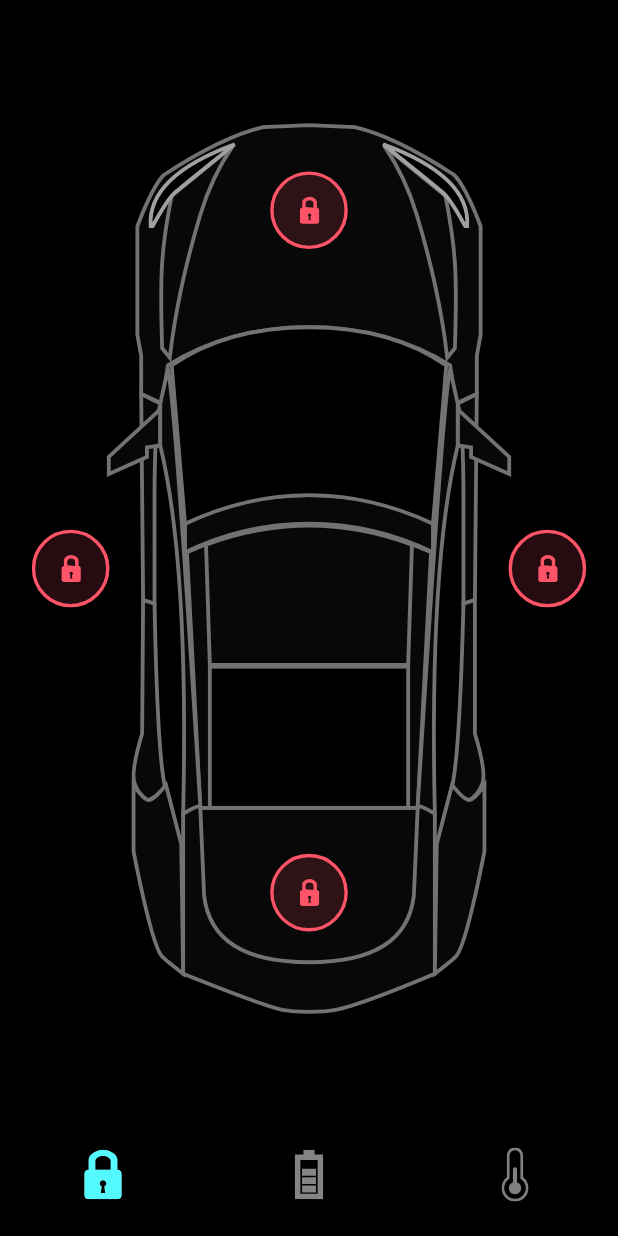
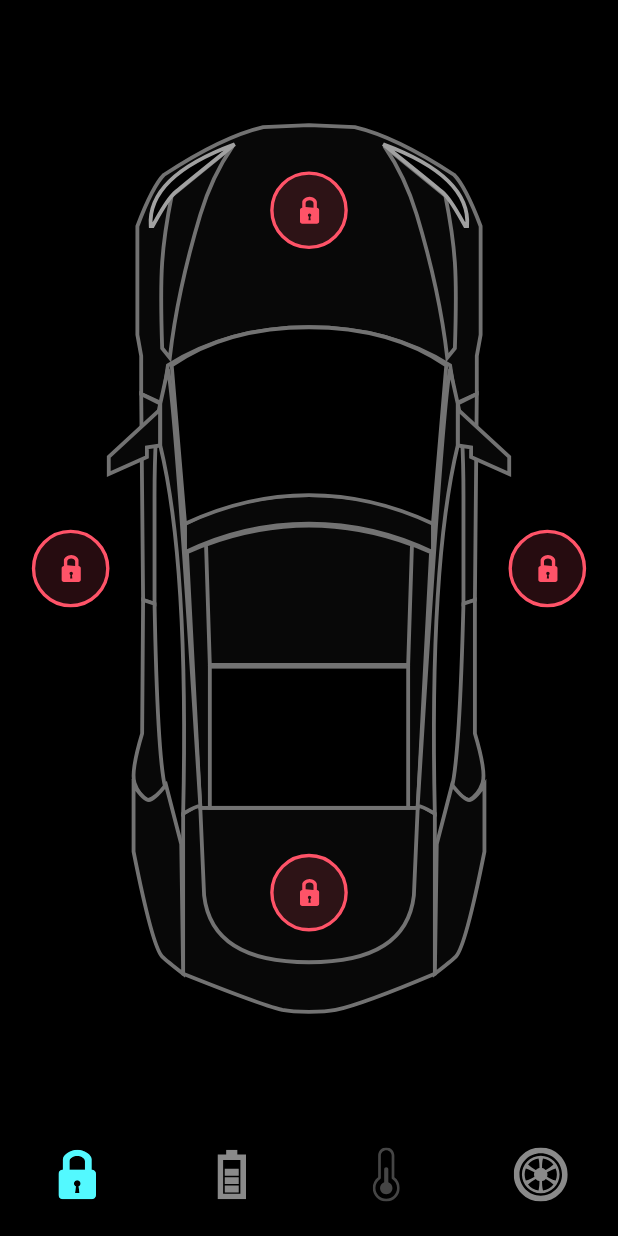
Before and after one commit to doanpt/flutter-learing, a Flutter app: the screen it shows after launch, on a phone screen of 412 x 824 dp. Run offline on Flutter 3.47's test engine with Material 2 defaults, Android fonts, the phone set to English and light mode, and no system bars; our stand-ins replace flutter_svg.

Commit message:
Use list to generate items for bottom navigation

```diff
--- a/lib/screens/home_screen.dart
+++ b/lib/screens/home_screen.dart
@@ -14,7 +14,10 @@ class HomeScreen extends StatelessWidget {
     return AnimatedBuilder(
       builder: (ctx, snapshot) {
         return Scaffold(
-          bottomNavigationBar: CarBottomNavigation(),
+          bottomNavigationBar: CarBottomNavigation(
+            onTap: (index) {},
+            selectedTab: 0,
+          ),
           body: SafeArea(
             child: LayoutBuilder(
               builder: (BuildContext context, BoxConstraints constraints) {
--- a/lib/widgets/car_bottom_navigation.dart
+++ b/lib/widgets/car_bottom_navigation.dart
@@ -1,29 +1,39 @@
+import 'package:car_control/utils/const.dart';
 import 'package:flutter/material.dart';
 import 'package:flutter_svg/flutter_svg.dart';
 
 class CarBottomNavigation extends StatelessWidget {
   const CarBottomNavigation({
     Key? key,
+    required this.selectedTab,
+    required this.onTap,
   }) : super(key: key);
+  final int selectedTab;
+  final ValueChanged<int> onTap;
 
   @override
   Widget build(BuildContext context) {
     return BottomNavigationBar(
       backgroundColor: Colors.black,
-      items: [
-        BottomNavigationBarItem(
-          icon: SvgPicture.asset('assets/icons/Lock.svg'),
-          label: "",
-        ),
-        BottomNavigationBarItem(
-          icon: SvgPicture.asset('assets/icons/Charge.svg'),
-          label: "",
-        ),
-        BottomNavigationBarItem(
-          icon: SvgPicture.asset('assets/icons/Temp.svg'),
-          label: "",
-        ),
-      ],
+      type: BottomNavigationBarType.fixed,
+      currentIndex: selectedTab,
+      items: List.generate(
+        navIconSrc.length,
+        (index) => BottomNavigationBarItem(
+            icon: SvgPicture.asset(
+              navIconSrc[index],
+              color: index == selectedTab ? primaryColor : Colors.white54,
+            ),
+            label: ""),
+      ),
+      onTap: onTap,
     );
   }
 }
+
+List<String> navIconSrc = [
+  "assets/icons/Lock.svg",
+  "assets/icons/Charge.svg",
+  "assets/icons/Temp.svg",
+  "assets/icons/Tyre.svg",
+];
```
